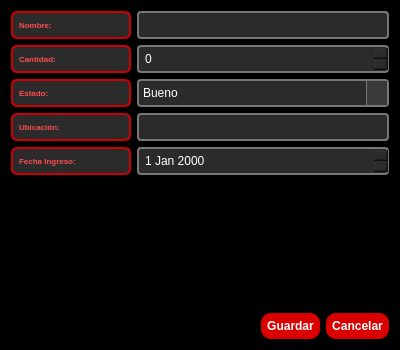
This is src/vista/ui/ModificarMaterial.ui in OscaarMG/campasgym as Qt 5 draws it before an edit. The edited form follows.
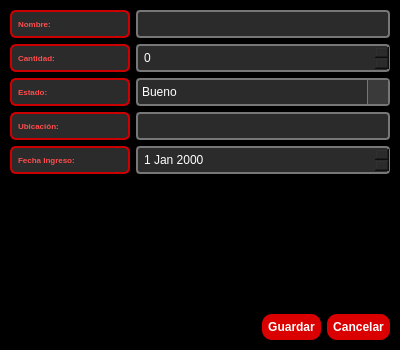
This is the edited form.

```diff
--- a/src/vista/ui/ModificarMaterial.ui
+++ b/src/vista/ui/ModificarMaterial.ui
@@ -13,8 +13,31 @@
   <property name="windowTitle">
    <string>Modificar Material</string>
   </property>
+  <layout class="QVBoxLayout" name="mainLayout">
+   <property name="leftMargin">
+    <number>0</number>
+   </property>
+   <property name="topMargin">
+    <number>0</number>
+   </property>
+   <property name="rightMargin">
+    <number>0</number>
+   </property>
+   <property name="bottomMargin">
+    <number>0</number>
+   </property>
+   <item>
+    <widget class="QFrame" name="backgroundFrame">
   <property name="styleSheet">
-   <string notr="true">background-color:#000000</string>
+      <string notr="true">QFrame#backgroundFrame {
+	background-color:#000000
+}</string>
+     </property>
+     <property name="frameShape">
+      <enum>QFrame::StyledPanel</enum>
+     </property>
+     <property name="frameShadow">
+      <enum>QFrame::Raised</enum>
   </property>
   <layout class="QVBoxLayout" name="verticalLayout">
    <item>
@@ -358,6 +381,9 @@
       </widget>
      </item>
     </layout>
+      </item>
+     </layout>
+    </widget>
    </item>
   </layout>
  </widget>
```
Left out of the diff: 50 changed lines with no effect on the pictures. Lines whose indentation alone changed are shown as unchanged.
